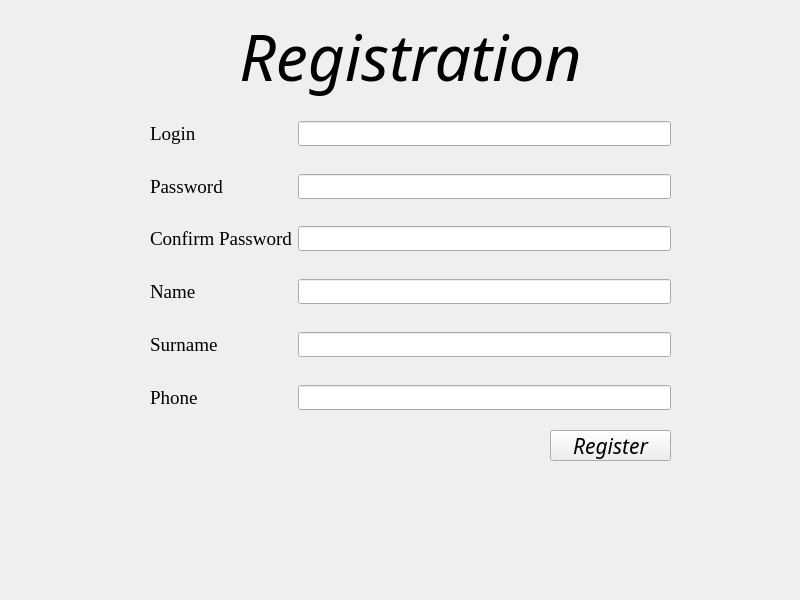
kate-levoshko/Kate-repos, file courses/prog_base_3/project/version2/course_work_2/untitled/registration.ui: the form before one commit.
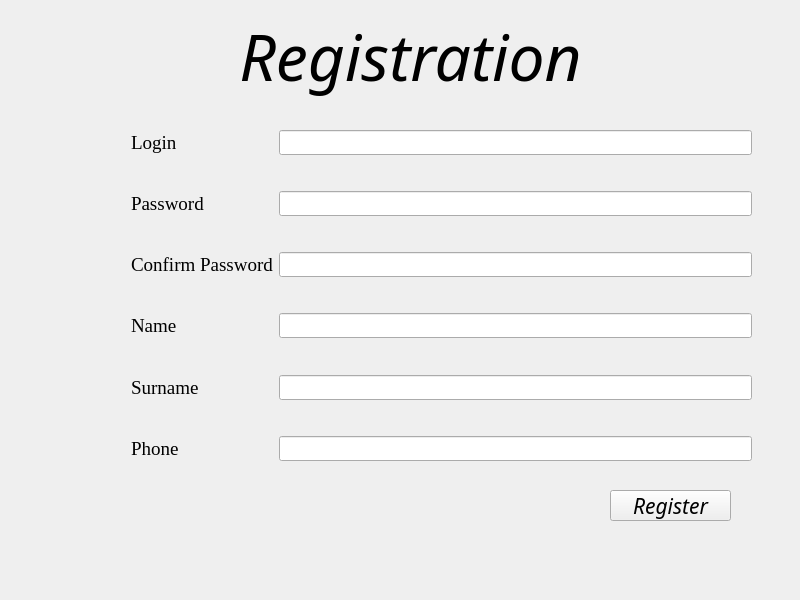
The form after the commit. Icons and pictures are not drawn.

```diff
--- a/courses/prog_base_3/project/version2/course_work_2/untitled/registration.ui
+++ b/courses/prog_base_3/project/version2/course_work_2/untitled/registration.ui
@@ -60,10 +60,10 @@
   <widget class="QWidget" name="layoutWidget">
    <property name="geometry">
     <rect>
-     <x>150</x>
-     <y>110</y>
-     <width>521</width>
-     <height>311</height>
+     <x>131</x>
+     <y>115</y>
+     <width>621</width>
+     <height>361</height>
     </rect>
    </property>
    <layout class="QHBoxLayout" name="horizontalLayout">
@@ -251,8 +251,8 @@
   <widget class="QPushButton" name="registerButton">
    <property name="geometry">
     <rect>
-     <x>550</x>
-     <y>430</y>
+     <x>610</x>
+     <y>490</y>
      <width>121</width>
      <height>31</height>
     </rect>
```
Left out of the diff: 4 changed lines with no effect on the pictures.
